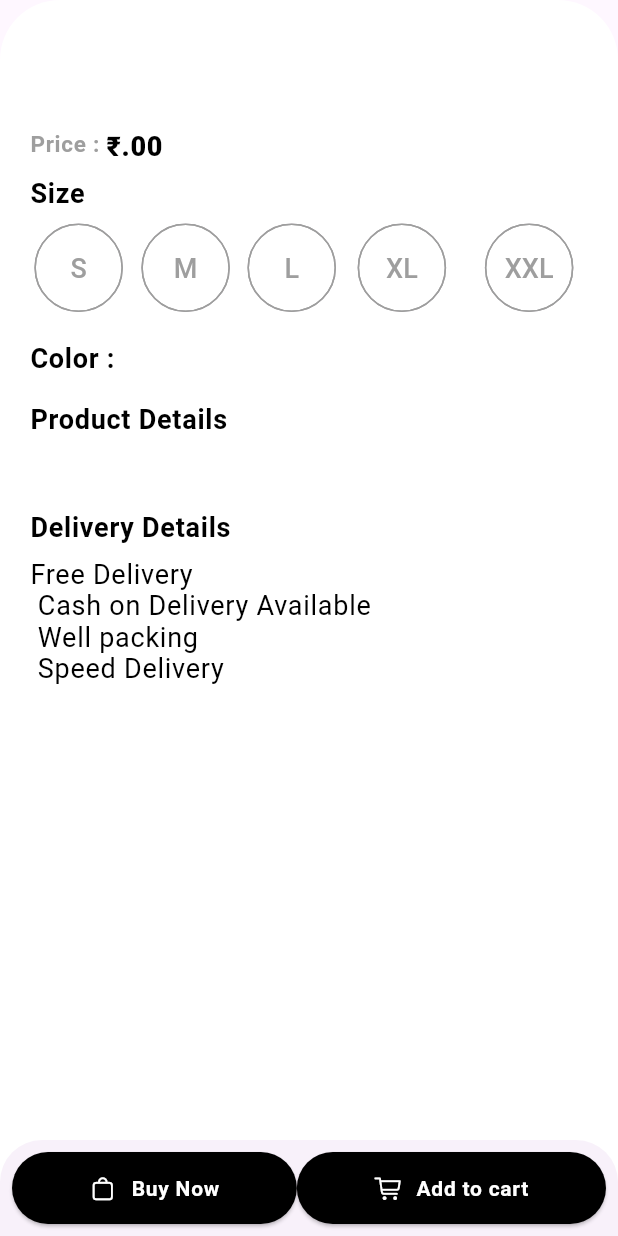
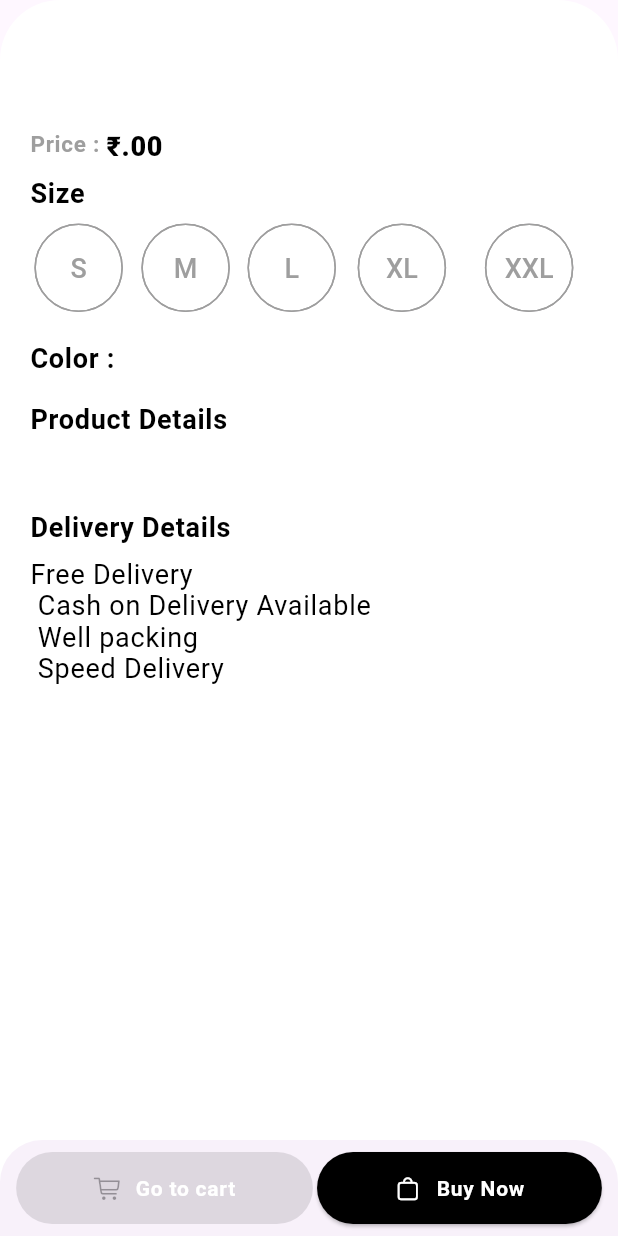
Before and after one commit to SandraAsok/tryambaka_collections_user, a Flutter app: the ProductDetailScreen screen opened directly with empty values, scrolled down 412 dp, after a tap on "Add to cart", on a phone screen of 412 x 824 dp. Run offline on Flutter 3.47's test engine with Material 2 defaults, Android fonts, the phone set to English and light mode, and no system bars; our stand-ins replace cloud_firestore, email_validator, firebase_auth, firebase_core, flutter_carousel_widget, google_fonts and 3 more; accounts and stored records are empty; network calls fail.

Commit message:
cart commit

```diff
--- /dev/null
+++ b/lib/domain/cartmodel.dart
@@ -0,0 +1,21 @@
+class Cart {
+  final String productName;
+  final String subName;
+  final int price;
+  final String color;
+  final String description;
+  final String? id;
+  final String? userId;
+  final List? imageList;
+
+  Cart({
+    required this.productName,
+    required this.subName,
+    required this.price,
+    required this.color,
+    required this.description,
+    required this.id,
+    required this.userId,
+    required this.imageList,
+  });
+}
--- a/lib/presentation/screens/detail/product_detail_screen.dart
+++ b/lib/presentation/screens/detail/product_detail_screen.dart
@@ -1,10 +1,14 @@
 import 'dart:developer';
 
+import 'package:firebase_auth/firebase_auth.dart';
 import 'package:flutter/cupertino.dart';
 import 'package:flutter/material.dart';
 import 'package:flutter_carousel_widget/flutter_carousel_widget.dart';
+import 'package:shared_preferences/shared_preferences.dart';
 import 'package:tryambaka_user/data/color/colors.dart';
 import 'package:tryambaka_user/data/constants/constants.dart';
+import 'package:tryambaka_user/data/functions/firebase_functions.dart';
+import 'package:tryambaka_user/domain/cartmodel.dart';
 
 class ProductDetailScreen extends StatefulWidget {
   final String id;
@@ -36,12 +40,43 @@ final List<String> _sizes = ['S', 'M', 'L', 'XL', 'XXL'];
 
 class _ProductDetailScreenState extends State<ProductDetailScreen> {
   List imageList = [];
+  late SharedPreferences _preferences;
+  bool isAddedToCart = false;
 
   @override
   void initState() {
     imageList = widget.image;
     log(imageList.toString());
     super.initState();
+    _loadAddedToCartState();
+  }
+
+  Future<void> _loadAddedToCartState() async {
+    _preferences = await SharedPreferences.getInstance();
+    setState(() {
+      isAddedToCart = _preferences.getBool(widget.id) ?? false;
+    });
+  }
+
+  Future<void> _saveCartState() async {
+    setState(() {
+      isAddedToCart = true;
+    });
+
+    _preferences.setBool(widget.id, true);
+
+    addToCart(
+        Cart(
+          productName: widget.productName,
+          subName: widget.subName,
+          price: int.parse(widget.price),
+          color: widget.color,
+          description: widget.description,
+          id: widget.id,
+          userId: FirebaseAuth.instance.currentUser!.email!,
+          imageList: imageList,
+        ),
+        context);
   }
 
   @override
@@ -307,6 +342,30 @@ class _ProductDetailScreenState extends State<ProductDetailScreen> {
                 children: [
                   const Spacer(),
                   ElevatedButton(
+                      style: ElevatedButton.styleFrom(
+                        padding: EdgeInsets.symmetric(
+                            horizontal: size.width / 8, vertical: 15),
+                        backgroundColor: Colors.black,
+                        foregroundColor: Colors.white,
+                      ),
+                      onPressed: isAddedToCart ? null : _saveCartState,
+                      child: Row(
+                        children: [
+                          const Icon(CupertinoIcons.cart),
+                          kwidth10,
+                          Text(
+                            isAddedToCart ? 'Go to cart' : 'Add to cart',
+                            style: const TextStyle(
+                              letterSpacing: .5,
+                              fontSize: 14,
+                              color: Colors.white,
+                              fontWeight: FontWeight.w700,
+                            ),
+                          ),
+                        ],
+                      )),
+                  const Spacer(),
+                  ElevatedButton(
                       onPressed: () {},
                       style: ElevatedButton.styleFrom(
                         padding: EdgeInsets.symmetric(
@@ -320,30 +379,6 @@ class _ProductDetailScreenState extends State<ProductDetailScreen> {
                           kwidth10,
                           Text(
                             'Buy Now',
-                            style: TextStyle(
-                              letterSpacing: .5,
-                              fontSize: 14,
-                              color: Colors.white,
-                              fontWeight: FontWeight.w700,
-                            ),
-                          ),
-                        ],
-                      )),
-                  const Spacer(),
-                  ElevatedButton(
-                      style: ElevatedButton.styleFrom(
-                        padding: EdgeInsets.symmetric(
-                            horizontal: size.width / 8, vertical: 15),
-                        backgroundColor: Colors.black,
-                        foregroundColor: Colors.white,
-                      ),
-                      onPressed: () {},
-                      child: const Row(
-                        children: [
-                          Icon(CupertinoIcons.cart),
-                          kwidth10,
-                          Text(
-                            'Add to cart',
                             style: TextStyle(
                               letterSpacing: .5,
                               fontSize: 14,
--- a/pubspec.yaml
+++ b/pubspec.yaml
@@ -44,6 +44,7 @@ dependencies:
   google_sign_in: ^6.1.4
   permission_handler: ^10.4.3
   photo_view: ^0.14.0
+  shared_preferences: ^2.2.1
   shimmer: ^3.0.0
 
 dev_dependencies:
```
Also changed, not shown: lib/data/functions/firebase_functions.dart (added, +42 -0 lines), lib/domain/wishlistmodel.dart (deleted, +0 -25 lines), lib/presentation/screens/products/widgets/exclusive_item.dart (+0 -19 lines), lib/presentation/screens/products/widgets/product_tile.dart (+0 -19 lines), pubspec.lock, 1 other file.
